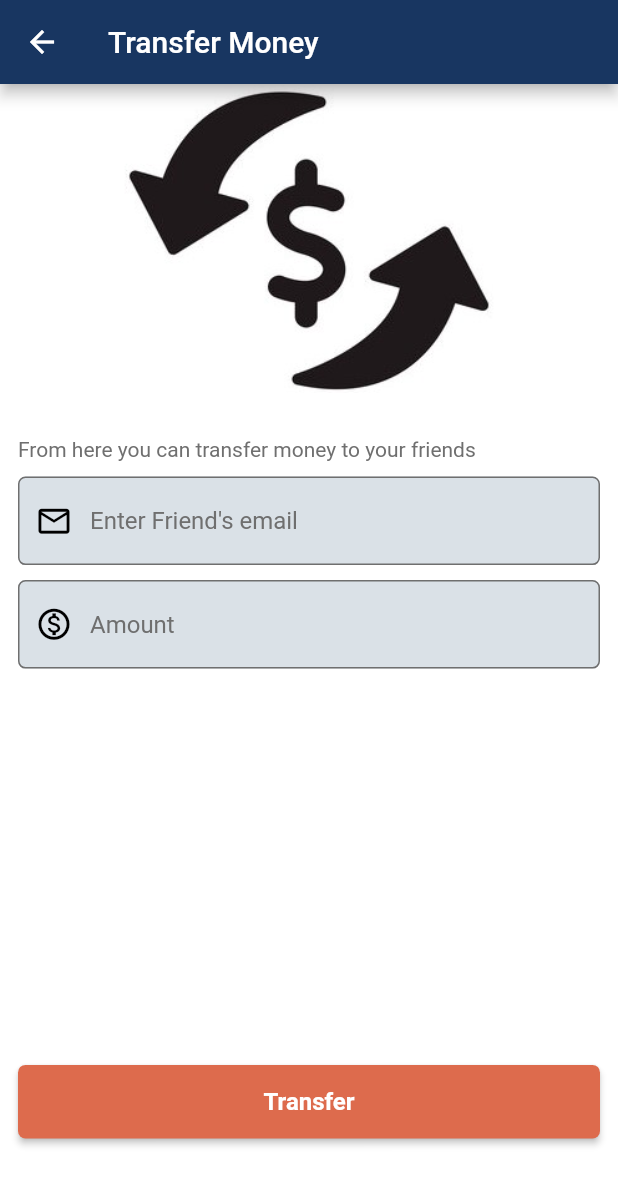
After one commit to Anus-Ali-Khan/Qpay, a Flutter app: the screen it shows after launch, after a tap on "Transfer", on a phone screen of 412 x 824 dp. The commit adds this screen. Shown: the top 1185 px of the screen. Run offline on Flutter 3.47's test engine with Material 2 defaults, Android fonts, the phone set to English and light mode, and no system bars; our stand-ins replace cloud_firestore, firebase_auth, firebase_core, loader_overlay; missing offline and left inert: qr_code_scanner; accounts and stored records are empty; generated files the repository leaves out were written again.

Commit message:
feat: Ask a friend and transfer money screens added

```diff
--- a/lib/l10n/app_en.arb
+++ b/lib/l10n/app_en.arb
@@ -1,6 +1,28 @@
 {
   "helloWorld": "Hello World!",
-  "@helloWorld": {
-    "description": "The conventional newborn programmer greeting"
-  }
+  "newWord": "New Word",
+  "@newWord": {
+     "description": "The conventional newborn programmer greeting"
+  },
+  "receive": "Receive",
+  "@receive": {
+      "description": "The conventional newborn programmer greeting"
+  },
+  "transfer": "Transfer",
+    "@transfer": {
+        "description": "The conventional newborn programmer greeting"
+    },
+  "withdraw": "Withdraw",
+    "@withdraw": {
+        "description": "The conventional newborn programmer greeting"
+    },
+  "askAFriend": "Ask a Friend",
+  "qPay": "QPay",
+  "askAFriendDescription": "From here you can ask your friend for money",
+  "enterFriendEmail": "Enter Friend's email",
+  "amount": "Amount",
+  "sendRequest": "Send Request",
+  "transferMoney": "Transfer Money",
+  "transferMoneyDescription": "From here you can transfer money to your friends",
+  "transfer": "Transfer"
 }
--- a/lib/l10n/l10n.dart
+++ b/lib/l10n/l10n.dart
@@ -4,5 +4,6 @@ class L10n {
   static final all = [
     const Locale('en'),
     const Locale('es'),
+    const Locale.fromSubtags(languageCode: "ur", countryCode: "PK"),
   ];
 }
--- a/lib/navbar_screens/home_screen.dart
+++ b/lib/navbar_screens/home_screen.dart
@@ -1,17 +1,22 @@
 import 'package:flutter/material.dart';
-import 'package:flutter/rendering.dart';
 import 'package:loader_overlay/loader_overlay.dart';
 import 'package:provider/provider.dart';
+import 'package:qr_code/screens/transfer_money_screen.dart';
 import 'package:qr_code/services/auth_service.dart';
 import 'package:flutter_gen/gen_l10n/app_localizations.dart';
-
 import '../constants/constants.dart';
 import '../providers/user_provider.dart';
+import '../screens/ask_money_screen.dart';
 
-class HomeScreen extends StatelessWidget {
+class HomeScreen extends StatefulWidget {
   HomeScreen({Key? key}) : super(key: key);
 
-  List<Map<String, String>> list = [
+  @override
+  State<HomeScreen> createState() => _HomeScreenState();
+}
+
+class _HomeScreenState extends State<HomeScreen> {
+  List<Map<String, dynamic>> list = [
     {"title": "Deposit", "image": "assets/images/deposit.png"},
     {"title": "Transfer", "image": "assets/images/exchange.png"},
     {"title": "Withdraw", "image": "assets/images/withdraw.png"}
@@ -25,11 +30,24 @@ class HomeScreen extends StatelessWidget {
   ];
 
   AuthService authService = AuthService();
+
   UserProvider userProvider = UserProvider();
+
+  // @override
+  // void initState() {
+  //   super.initState();
+  //
+  //   WidgetsBinding.instance.addPostFrameCallback((_) {});
+  // }
 
   @override
   Widget build(BuildContext context) {
     userProvider = Provider.of<UserProvider>(context);
+    list = [
+      {"title": AppLocalizations.of(context)!.receive, "image": "assets/images/deposit.png", "navigateTo": AskMoneyScreen()},
+      {"title": AppLocalizations.of(context)!.transfer, "image": "assets/images/exchange.png", "navigateTo": TransferMoneyScreen()},
+      {"title": AppLocalizations.of(context)!.withdraw, "image": "assets/images/withdraw.png", "navigateTo": AskMoneyScreen()}
+    ];
 
     return LoaderOverlay(
       child: Scaffold(
@@ -55,9 +73,9 @@ class HomeScreen extends StatelessWidget {
                             child: Column(
                               crossAxisAlignment: CrossAxisAlignment.start,
                               children: [
-                                Text(
-                                  AppLocalizations.of(context)!.helloWorld,
-                                  // "Hello",
+                                const Text(
+                                  // AppLocalizations.of(context)!.helloWorld,
+                                  "Hello",
                                   style: TextStyle(
                                     color: white,
                                     fontSize: 18.0,
@@ -131,7 +149,11 @@ class HomeScreen extends StatelessWidget {
                                 mainAxisSize: MainAxisSize.max,
                                 mainAxisAlignment: MainAxisAlignment.spaceEvenly,
                                 children: list.map((item) {
-                                  return Column(
+                                  return GestureDetector(
+                                    onTap: () {
+                                      Navigator.push(context, MaterialPageRoute(builder: (context) => item["navigateTo"]));
+                                    },
+                                    child: Column(
                                       mainAxisSize: MainAxisSize.min,
                                       mainAxisAlignment: MainAxisAlignment.center,
                                       crossAxisAlignment: CrossAxisAlignment.center,
@@ -150,6 +172,7 @@ class HomeScreen extends StatelessWidget {
                                           style: const TextStyle(color: white, fontSize: 10.0, fontWeight: FontWeight.w500),
                                         ),
                                       ],
+                                    ),
                                   );
                                 }).toList(),
                               )
--- /dev/null
+++ b/lib/screens/transfer_money_screen.dart
@@ -0,0 +1,73 @@
+import 'package:flutter/material.dart';
+import 'package:qr_code/constants/constants.dart';
+import 'package:flutter_gen/gen_l10n/app_localizations.dart';
+import 'package:qr_code/widgets/custom_button.dart';
+import 'package:qr_code/widgets/custom_textfield.dart';
+
+class TransferMoneyScreen extends StatelessWidget {
+  TransferMoneyScreen({Key? key}) : super(key: key);
+
+  TextEditingController emailController = TextEditingController();
+  TextEditingController amountController = TextEditingController();
+
+  @override
+  Widget build(BuildContext context) {
+    double height = MediaQuery.of(context).size.height;
+    double width = MediaQuery.of(context).size.width;
+
+    return SafeArea(
+      child: Scaffold(
+        backgroundColor: white,
+        appBar: AppBar(
+          backgroundColor: primaryColor,
+          title: Text(
+            AppLocalizations.of(context)!.transferMoney,
+          ),
+        ),
+        body: SingleChildScrollView(
+          child: Column(
+            crossAxisAlignment: CrossAxisAlignment.stretch,
+            children: [
+              Image.asset(
+                "assets/images/transfermoney.jpg",
+                height: height * 0.25,
+              ),
+              SizedBox(height: height * 0.03),
+              Padding(
+                padding: const EdgeInsets.symmetric(horizontal: 12.0, vertical: 5.0),
+                child: Text(
+                  AppLocalizations.of(context)!.transferMoneyDescription,
+                  style: const TextStyle(color: greyTextFieldText),
+                ),
+              ),
+              Padding(
+                padding: const EdgeInsets.symmetric(horizontal: 12.0, vertical: 5.0),
+                child: CustomTextField(
+                  hintText: AppLocalizations.of(context)!.enterFriendEmail,
+                  controller: emailController,
+                  icon: Icons.mail_outline,
+                ),
+              ),
+              Padding(
+                padding: const EdgeInsets.symmetric(horizontal: 12.0, vertical: 5.0),
+                child: CustomTextField(
+                  hintText: AppLocalizations.of(context)!.amount,
+                  controller: amountController,
+                  icon: Icons.monetization_on_outlined,
+                ),
+              ),
+              SizedBox(height: height * 0.3),
+              Padding(
+                padding: const EdgeInsets.all(12.0),
+                child: CustomButton(
+                  title: AppLocalizations.of(context)!.transfer,
+                  onPressed: () {},
+                ),
+              )
+            ],
+          ),
+        ),
+      ),
+    );
+  }
+}
```
Also changed, not shown: lib/l10n/app_es.arb (+14 -1 lines), lib/l10n/app_ur.arb (added, +15 -0 lines), lib/screens/ask_money_screen.dart (added, +72 -0 lines), assets/images/askAFriend.jpg (added), assets/images/givemoney.png (added), assets/images/transfermoney.jpg (added), lib/models/ask_a_friend_model.dart (added). Lines whose indentation alone changed are shown as unchanged.
